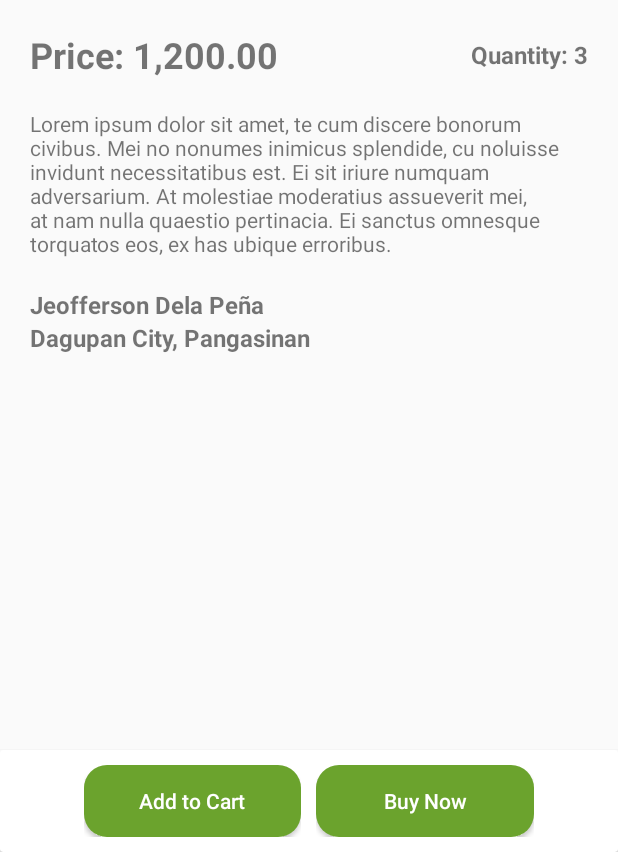
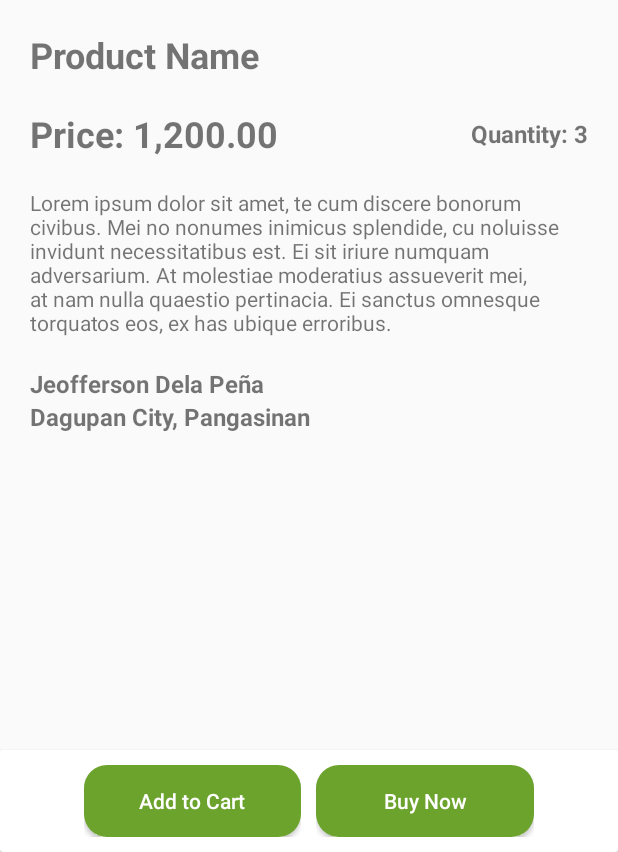
Before and after one commit to Jeofferson/SafeFoodPH, an Android app: the layout fragment_product.xml on its own in the app's theme, with its tools: preview values and no code run, on a phone screen of 412 x 824 dp, the part 384-1236 px from its top. Run offline under Robolectric (Android 15) with nearby library versions, the phone set to English and light mode, and no system bars; network calls fail.

Commit message:
reorganized order details

```diff
--- a/app/src/main/java/com/example/aimhackathonentry/Activities/PaymentMethod.java
+++ b/app/src/main/java/com/example/aimhackathonentry/Activities/PaymentMethod.java
@@ -23,6 +23,7 @@ public class PaymentMethod extends AppCompatActivity {
     private Toolbar toolbar;
 
     private ImageView imgDisplayPicture;
+    private TextView lblProductName;
     private TextView lblPrice;
     private TextView lblQuantity;
     private TextView lblDescription;
@@ -35,7 +36,7 @@ public class PaymentMethod extends AppCompatActivity {
 
         product = SuperGlobals.currentProduct;
 
-        setUpToolbar(product.getProductName());
+        setUpToolbar("Order Details");
 
         updateViews();
 
@@ -73,11 +74,13 @@ public class PaymentMethod extends AppCompatActivity {
     private void updateViews() {
 
         imgDisplayPicture = findViewById(R.id.imgDisplayPicture);
+        lblProductName = findViewById(R.id.lblProductName);
         lblPrice = findViewById(R.id.lblPrice);
         lblQuantity = findViewById(R.id.lblQuantity);
         lblDescription = findViewById(R.id.lblDescription);
 
         Glide.with(PaymentMethod.this).load(product.getProductDisplayPicture()).into(imgDisplayPicture);
+        lblProductName.setText(product.getProductName());
         lblPrice.setText(String.format("₱%,.2f", product.getPrice()));
         lblQuantity.setText(String.format("Quantity: %d", product.getQuantity()));
         lblDescription.setText(product.getDescription());
--- a/app/src/main/java/com/example/aimhackathonentry/Fragments/FragmentProduct.java
+++ b/app/src/main/java/com/example/aimhackathonentry/Fragments/FragmentProduct.java
@@ -34,6 +34,7 @@ public class FragmentProduct extends Fragment {
     private Toolbar toolbar;
 
     private ImageView imgDisplayPicture;
+    private TextView lblProductName;
     private TextView lblPrice;
     private TextView lblQuantity;
     private TextView lblDescription;
@@ -56,7 +57,7 @@ public class FragmentProduct extends Fragment {
         product = SuperGlobals.currentProduct;
 
         updateViews();
-        setUpToolbar(product.getProductName());
+        setUpToolbar("Product Details");
 
         return view;
 
@@ -95,6 +96,7 @@ public class FragmentProduct extends Fragment {
     private void updateViews() {
 
         imgDisplayPicture = view.findViewById(R.id.imgDisplayPicture);
+        lblProductName = view.findViewById(R.id.lblProductName);
         lblPrice = view.findViewById(R.id.lblPrice);
         lblQuantity = view.findViewById(R.id.lblQuantity);
         lblDescription = view.findViewById(R.id.lblDescription);
@@ -108,6 +110,7 @@ public class FragmentProduct extends Fragment {
         progressBar2 = view.findViewById(R.id.progressBar2);
 
         Glide.with(view.getContext()).load(product.getProductDisplayPicture()).into(imgDisplayPicture);
+        lblProductName.setText(product.getProductName());
         lblPrice.setText(String.format("₱%,.2f", product.getPrice()));
         lblQuantity.setText(String.format("Quantity: %d", product.getQuantity()));
         lblDescription.setText(product.getDescription());
--- a/app/src/main/res/layout/fragment_product.xml
+++ b/app/src/main/res/layout/fragment_product.xml
@@ -12,8 +12,9 @@
 
     <ScrollView
         android:layout_below="@id/toolbar"
+        android:layout_above="@id/layoutActionButtons"
         android:layout_width="match_parent"
-        android:layout_height="match_parent">
+        android:layout_height="wrap_content">
 
         <LinearLayout
             android:layout_width="match_parent"
@@ -27,6 +28,17 @@
                 android:layout_height="200dp"
                 android:scaleType="centerCrop"
                 android:src="@drawable/ic_launcher_background"/>
+
+            <TextView
+                android:id="@+id/lblProductName"
+                android:layout_marginStart="20dp"
+                android:layout_marginEnd="20dp"
+                android:layout_marginBottom="20dp"
+                android:layout_width="wrap_content"
+                android:layout_height="wrap_content"
+                android:textSize="24sp"
+                android:textStyle="bold"
+                android:text="Product Name"/>
 
             <LinearLayout
                 android:layout_marginStart="20dp"
@@ -93,6 +105,7 @@
     </ScrollView>
 
     <androidx.cardview.widget.CardView
+        android:id="@+id/layoutActionButtons"
         android:layout_alignParentBottom="true"
         android:layout_width="match_parent"
         android:layout_height="wrap_content">
--- a/app/src/main/res/layout/row_product.xml
+++ b/app/src/main/res/layout/row_product.xml
@@ -52,7 +52,7 @@
             android:layout_marginBottom="10dp"
             android:layout_width="wrap_content"
             android:layout_height="wrap_content"
-            android:maxLines="1"
+            android:maxLines="2"
             android:ellipsize="end"
             android:textSize="24sp"
             android:textStyle="bold"
```
Also changed, not shown: app/src/main/res/layout/activity_payment_method.xml (+29 -14 lines).
